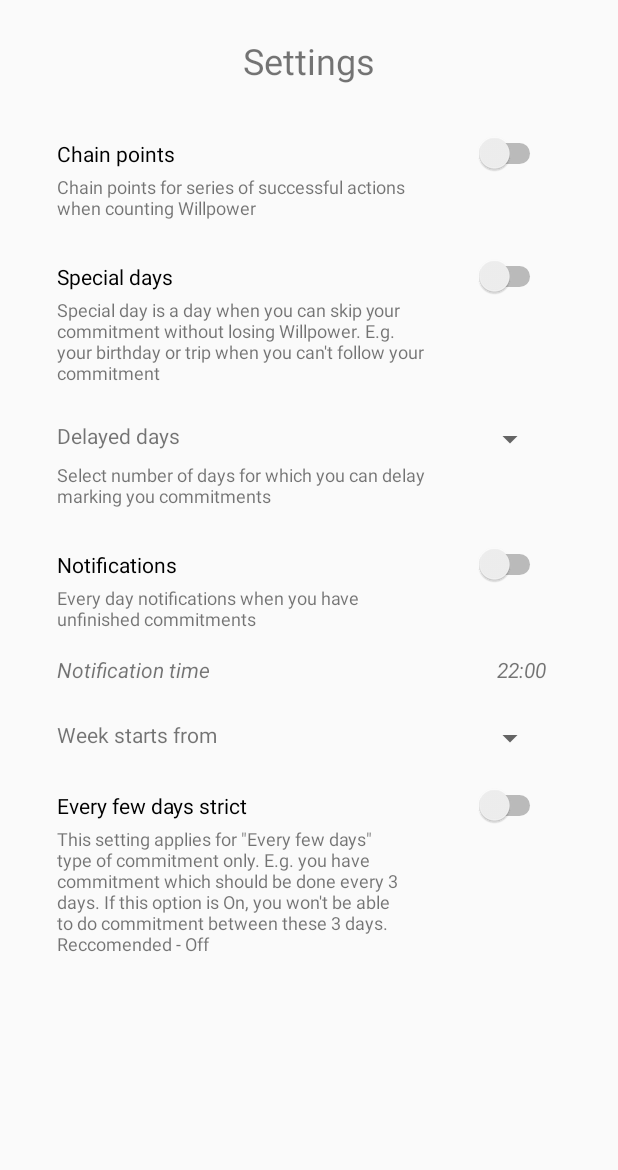
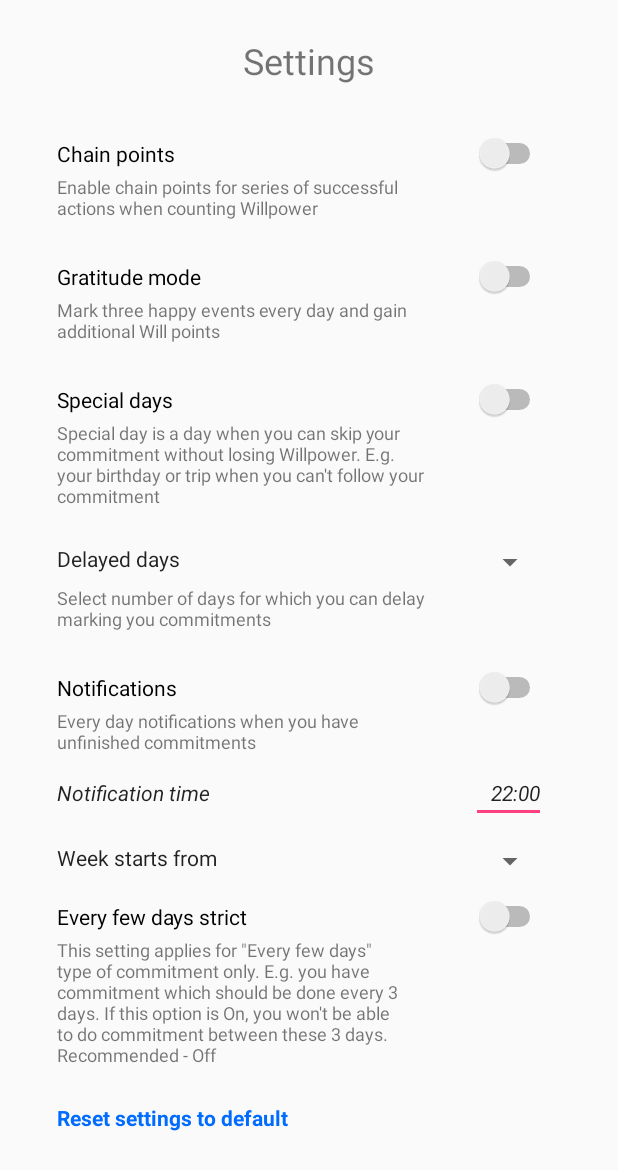
Before and after one commit to NaumenkoA/Will_Trip2, an Android app: the layout fragment_settings.xml on its own in the app's theme, with its tools: preview values and no code run, on a phone screen of 412 x 824 dp. Shown: the top 1170 px of the screen. Run offline under Robolectric (Android 15) with nearby library versions, the phone set to English and light mode, and no system bars.

```diff
--- a/src/main/java/com/alex/willtrip/core/do_manager/period/EveryDayBehavior.kt
+++ b/src/main/java/com/alex/willtrip/core/do_manager/period/EveryDayBehavior.kt
@@ -24,4 +24,8 @@ class EveryDayBehavior(private val loader: ResultLoader) : PeriodBehavior() {
     override fun equals(other: Any?): Boolean {
         return (other is EveryDayBehavior)
     }
+
+    override fun hashCode(): Int {
+        return loader.hashCode()
+    }
 }
--- a/src/main/java/com/alex/willtrip/core/settings/Setting.kt
+++ b/src/main/java/com/alex/willtrip/core/settings/Setting.kt
@@ -5,6 +5,7 @@ enum class Setting (val default: Int,val maxValue: Int) {
     CHAIN_POINTS(1 ,1),
     SPECIAL_DAYS(1,1),
     DELAYED_DAYS(3,3),
+    GRATITUDE (1, 1),
     NOTIFICATIONS(1, 1),
     NOTIFICATION_TIME(79200, 86399),
     EVERY_N_DAYS_STRICT(0, 1)
--- a/src/main/java/com/alex/willtrip/ui/MainActivity.kt
+++ b/src/main/java/com/alex/willtrip/ui/MainActivity.kt
@@ -30,10 +30,10 @@ class MainActivity : AppCompatActivity() {
 
         val fragment = supportFragmentManager.findFragmentByTag(tag)
         if (fragment != null) {
-            supportFragmentManager.beginTransaction().add(R.id.container, fragment).commit()
+            supportFragmentManager.beginTransaction().replace(R.id.container, fragment).commit()
         } else
         {
-            supportFragmentManager.beginTransaction().add(R.id.container, createFragment(tag), tag).commit()
+            supportFragmentManager.beginTransaction().replace(R.id.container, createFragment(tag), tag).commit()
         }
     }
 
--- a/src/main/res/layout/activity_main.xml
+++ b/src/main/res/layout/activity_main.xml
@@ -18,6 +18,7 @@
             xmlns:app="http://schemas.android.com/apk/res-auto"
             android:id="@+id/navigation"
             android:layout_width="match_parent"
+            android:background="@color/colorDarkGrey"
             app:itemBackground="@color/colorDarkGrey"
             app:itemIconTint="@drawable/selector"
             app:itemTextColor="@drawable/selector"
--- a/src/main/res/layout/fragment_settings.xml
+++ b/src/main/res/layout/fragment_settings.xml
@@ -29,7 +29,8 @@
         <android.support.constraint.Guideline
                 android:orientation="vertical"
                 android:layout_width="wrap_content"
-            android:layout_height="wrap_content" app:layout_constraintGuide_begin="30dp" android:id="@+id/guideline"/>
+                android:layout_height="wrap_content" app:layout_constraintGuide_begin="30dp"
+                android:id="@+id/guideline"/>
         <android.support.constraint.Guideline
                 android:orientation="vertical"
                 android:layout_width="wrap_content"
@@ -38,11 +39,14 @@
         <android.support.constraint.Guideline
                 android:orientation="vertical"
                 android:layout_width="wrap_content"
-            android:layout_height="wrap_content" android:id="@+id/guideline3" app:layout_constraintGuide_end="120dp"/>
+                android:layout_height="wrap_content" android:id="@+id/guideline3"
+                app:layout_constraintGuide_end="120dp"/>
         <TextView
                 android:text="@string/delayed_days"
                 android:layout_width="wrap_content"
                 android:layout_height="wrap_content"
+                android:textAppearance="@android:style/TextAppearance"
+                android:textSize="14sp"
                 android:id="@+id/textView4"
                 app:layout_constraintStart_toStartOf="@+id/guideline"
                 android:layout_marginStart="8dp"
@@ -51,6 +55,8 @@
                 android:text="@string/notification_time"
                 android:layout_width="wrap_content"
                 android:layout_height="wrap_content"
+                android:textAppearance="@android:style/TextAppearance"
+                android:textSize="14sp"
                 android:id="@+id/textView6"
                 android:layout_marginTop="16dp"
                 app:layout_constraintTop_toBottomOf="@+id/textView3" android:textStyle="italic"
@@ -73,8 +79,8 @@
                 app:layout_constraintStart_toStartOf="@+id/guideline"
                 android:layout_marginStart="8dp" app:layout_constraintEnd_toStartOf="@+id/guideline2"
                 android:layout_marginEnd="8dp"
-            app:layout_constraintHorizontal_bias="1.0"
-            android:layout_marginTop="24dp" app:layout_constraintTop_toBottomOf="@+id/textView2"/>
+                app:layout_constraintHorizontal_bias="0.0"
+                android:layout_marginTop="24dp" app:layout_constraintTop_toBottomOf="@+id/textView5"/>
         <Switch
                 android:text="@string/notifications"
                 android:layout_width="0dp"
@@ -93,13 +99,6 @@
                 android:layout_marginEnd="8dp"
                 app:layout_constraintTop_toBottomOf="@+id/notificationsSwitch" android:textSize="12sp"/>
         <TextView
-            android:text="@string/_22_00"
-            android:layout_width="wrap_content"
-            android:layout_height="wrap_content"
-            android:id="@+id/notificationTimeTextView" tools:text="22:00" app:layout_constraintEnd_toStartOf="@+id/guideline2"
-            android:layout_marginEnd="8dp" app:layout_constraintBaseline_toBaselineOf="@+id/textView6"
-            android:textStyle="italic"/>
-    <TextView
                 android:text="@string/delay_settings_hint"
                 android:layout_width="0dp"
                 android:layout_height="wrap_content"
@@ -111,8 +110,9 @@
                 android:layout_width="wrap_content"
                 android:layout_height="wrap_content"
                 android:id="@+id/weekStartsFromSpinner" android:layout_marginTop="24dp"
-            app:layout_constraintTop_toBottomOf="@+id/textView6" app:layout_constraintEnd_toStartOf="@+id/guideline2"
-            android:layout_marginEnd="8dp"/>
+                app:layout_constraintTop_toBottomOf="@+id/textView6"
+                app:layout_constraintEnd_toStartOf="@+id/guideline2"
+                android:layout_marginEnd="8dp" android:spinnerMode="dropdown"/>
         <TextView
                 android:text="@string/special_days_settings_hint"
                 android:layout_width="0dp"
@@ -127,6 +127,8 @@
                 android:layout_width="0dp"
                 android:layout_height="wrap_content"
                 android:id="@+id/textView11"
+                android:textAppearance="@android:style/TextAppearance"
+                android:textSize="14sp"
                 app:layout_constraintStart_toStartOf="@+id/guideline"
                 android:layout_marginStart="8dp" app:layout_constraintEnd_toStartOf="@+id/guideline3"
                 android:layout_marginEnd="8dp"
@@ -138,7 +140,7 @@
                 android:id="@+id/delayDaysSpinner"
                 app:layout_constraintEnd_toStartOf="@+id/guideline2"
                 android:layout_marginEnd="8dp" android:layout_marginTop="24dp"
-            app:layout_constraintTop_toBottomOf="@+id/textView7"/>
+                app:layout_constraintTop_toBottomOf="@+id/textView7" android:spinnerMode="dropdown"/>
         <Switch
                 android:text="@string/every_few_days_strict"
                 android:layout_width="0dp"
@@ -146,16 +148,57 @@
                 android:id="@+id/everyNDaysStrictSwitch" app:layout_constraintEnd_toStartOf="@+id/guideline2"
                 android:layout_marginEnd="8dp" app:layout_constraintStart_toStartOf="@+id/guideline"
                 android:layout_marginStart="8dp"
-            android:layout_marginTop="24dp" app:layout_constraintTop_toBottomOf="@+id/textView11"/>
+                android:layout_marginTop="16dp" app:layout_constraintTop_toBottomOf="@+id/textView11"
+                app:layout_constraintHorizontal_bias="0.0"/>
         <TextView
                 android:text="@string/every_n_days_settings_hint"
                 android:layout_width="0dp"
                 android:layout_height="wrap_content"
                 android:id="@+id/textView12"
-                app:layout_constraintTop_toBottomOf="@+id/everyNDaysStrictSwitch" app:layout_constraintEnd_toStartOf="@+id/guideline3"
+                app:layout_constraintTop_toBottomOf="@+id/everyNDaysStrictSwitch"
+                app:layout_constraintEnd_toStartOf="@+id/guideline3"
                 android:layout_marginEnd="8dp" app:layout_constraintStart_toStartOf="@+id/guideline"
-                android:layout_marginStart="8dp" android:textSize="12sp" android:layout_marginBottom="16dp"
-                app:layout_constraintBottom_toBottomOf="parent"/>
+                android:layout_marginStart="8dp" android:textSize="12sp"
+                app:layout_constraintHorizontal_bias="0.0"/>
+        <EditText
+                android:layout_width="50dp"
+                android:layout_height="wrap_content"
+                android:inputType="time"
+                android:text="@string/_22_00"
+                android:gravity="end"
+                android:textStyle="italic"
+                android:ems="10"
+                android:id="@+id/editText3" app:layout_constraintEnd_toStartOf="@+id/guideline2"
+                android:layout_marginEnd="8dp"
+                android:textSize="14sp" app:layout_constraintBaseline_toBaselineOf="@+id/textView6"/>
+        <Switch
+                android:text="Gratitude mode"
+                android:layout_width="0dp"
+                android:layout_height="wrap_content"
+                android:id="@+id/switch1" android:layout_marginTop="24dp"
+                app:layout_constraintTop_toBottomOf="@+id/textView2"
+                app:layout_constraintEnd_toStartOf="@+id/guideline2" android:layout_marginEnd="8dp"
+                app:layout_constraintStart_toStartOf="@+id/guideline" android:layout_marginStart="8dp"/>
+        <TextView
+                android:text="Mark three happy events every day and gain additional Will points"
+                android:layout_width="0dp"
+                android:layout_height="wrap_content"
+                android:id="@+id/textView5"
+                app:layout_constraintTop_toBottomOf="@+id/switch1"
+                app:layout_constraintStart_toStartOf="@+id/guideline"
+                android:layout_marginStart="8dp" android:textSize="12sp"
+                app:layout_constraintEnd_toStartOf="@+id/guideline3" android:layout_marginEnd="8dp"/>
+        <TextView
+                android:text="Reset settings to default"
+                android:layout_width="0dp"
+                android:layout_height="wrap_content"
+                android:id="@+id/textView8"
+                android:layout_marginTop="24dp" app:layout_constraintTop_toBottomOf="@+id/textView12"
+                android:layout_marginStart="8dp" app:layout_constraintStart_toStartOf="@+id/guideline"
+                app:layout_constraintEnd_toStartOf="@+id/guideline3" android:layout_marginEnd="8dp"
+                android:layout_marginBottom="32dp" app:layout_constraintBottom_toBottomOf="parent"
+                android:textColor="@color/colorBlue" app:layout_constraintHorizontal_bias="0.0"
+                app:layout_constraintVertical_bias="0.0" android:textStyle="bold"/>
 
     </android.support.constraint.ConstraintLayout>
 </ScrollView>
--- a/src/main/res/values/colors.xml
+++ b/src/main/res/values/colors.xml
@@ -11,7 +11,7 @@
     <color name="colorOrange">#ffa100</color>
     <color name="colorGrey">#d4cccc</color>
     <color name="colorDarkGrey">#96909C</color>
-    <color name="colorBlue">#006bff</color>
+    <color name="colorBlue">#006BFF</color>
     <color name="colorLightBlue">#85b7fd</color>
     <color name="colorDeepBlue">#2f3f90</color>
     <color name="colorWhite">#ffffff</color>
--- a/src/main/res/values/strings.xml
+++ b/src/main/res/values/strings.xml
@@ -285,7 +285,7 @@
 
     <!-- TODO: Remove or change this placeholder text -->
     <string name="hello_blank_fragment">Hello blank fragment</string>
-    <string name="chain_points_settings_hint">Chain points for series of successful actions when counting Willpower
+    <string name="chain_points_settings_hint">Enable chain points for series of successful actions when counting Willpower
     </string>
     <string name="delayed_days">Delayed days</string>
     <string name="notification_time">Notification time</string>
@@ -302,6 +302,21 @@
     <string name="every_few_days_strict">Every few days strict</string>
     <string name="every_n_days_settings_hint">This setting applies for \"Every few days\" type of commitment only. E.g.
         you have commitment which should be done every 3 days. If this option is On, you won\'t be able to do commitment
-        between these 3 days. Reccomended - Off
+        between these 3 days. Recommended - Off
     </string>
+
+    <string-array name="array_week_starts_from">
+    <item>Mon</item>
+    <item>Sun</item>
+    </string-array>
+
+    <string-array name="array_delay_days">
+        <item>0</item>
+        <item>1</item>
+        <item>2</item>
+        <item>3</item>
+        <item>4</item>
+        <item>5</item>
+    </string-array>
+
 </resources>
```
Also changed, not shown: src/main/java/com/alex/willtrip/core/do_manager/period/NTimesAMonthBehavior.kt (added, +41 -0 lines), src/main/java/com/alex/willtrip/core/do_manager/period/SingleBehavior.kt (added, +33 -0 lines), src/main/java/com/alex/willtrip/di/DIbehavior.kt (+29 -5 lines), src/main/java/com/alex/willtrip/extensions/Extensions.kt (+48 -6 lines), src/main/java/com/alex/willtrip/objectbox/class_boxes/DoDB.kt (+6 -3 lines), src/main/java/com/alex/willtrip/objectbox/converters/ListOfLongConverter.kt (added, +28 -0 lines), src/main/java/com/alex/willtrip/ui/SettingsFragment.kt (+17 -0 lines), src/main/res/layout/custom_spinner_item.xml (added, +7 -0 lines), 4 other files. Lines whose indentation alone changed are shown as unchanged.
